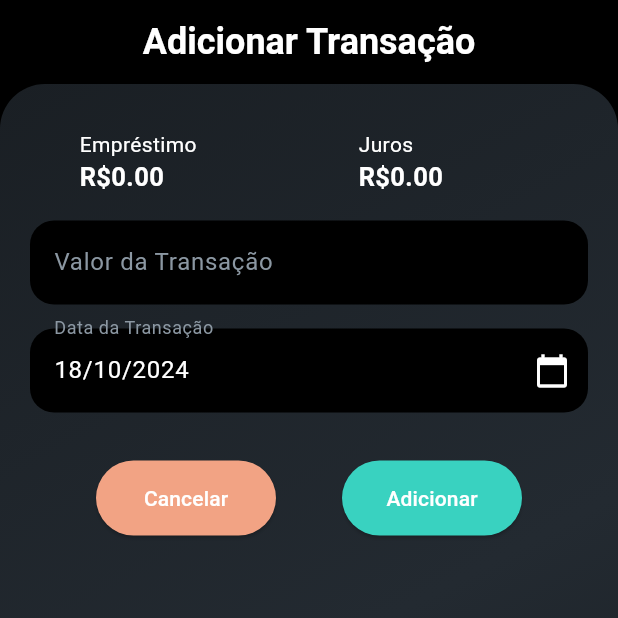
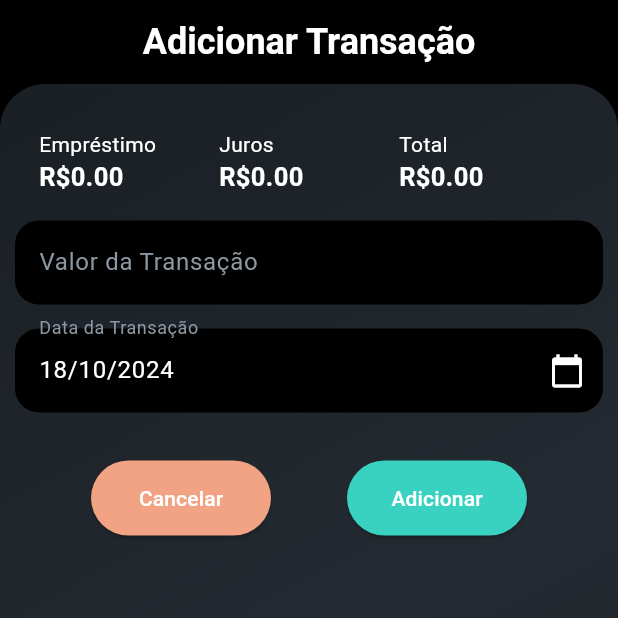
Before and after one commit to zergiocunha/emprestapro, a Flutter app: the AddTransactionPage screen opened directly with empty values, on a phone screen of 412 x 824 dp, the top half of it. Run offline on Flutter 3.47's test engine with Material 3 defaults, Android fonts, the phone set to English and light mode, and no system bars; drawn by our look-alikes of auto_size_text; our stand-ins replace cached_network_image, cloud_firestore, firebase_auth, firebase_core, firebase_storage, flutter_secure_storage and 4 more; accounts and stored records are empty.

Commit message:
Incluindo valor total no add transação

```diff
--- a/lib/pages/transaction/add_transaction_page.dart
+++ b/lib/pages/transaction/add_transaction_page.dart
@@ -140,13 +140,13 @@ class _AddTransactionPageState extends State<AddTransactionPage> {
             topRight: Radius.circular(30),
           ),
         ),
-        padding: const EdgeInsets.symmetric(horizontal: 20, vertical: 30),
+        padding: const EdgeInsets.symmetric(horizontal: 10, vertical: 30),
         child: Form(
           key: _formKey,
           child: Column(
             children: [
               Row(
-                mainAxisAlignment: MainAxisAlignment.spaceAround,
+                mainAxisAlignment: MainAxisAlignment.center,
                 children: [
                   DescriptionValueWidget(
                     descrtiption: 'Empréstimo',
@@ -156,6 +156,11 @@ class _AddTransactionPageState extends State<AddTransactionPage> {
                     descrtiption: 'Juros',
                     value:
                         'R\$${Calculation.feesAmount(widget.loan).toStringAsFixed(2)}',
+                  ),
+                  DescriptionValueWidget(
+                    descrtiption: 'Total',
+                    value:
+                        'R\$${(Calculation.feesAmount(widget.loan) + widget.loan.amount!).toStringAsFixed(2)}',
                   ),
                 ],
               ),
```
